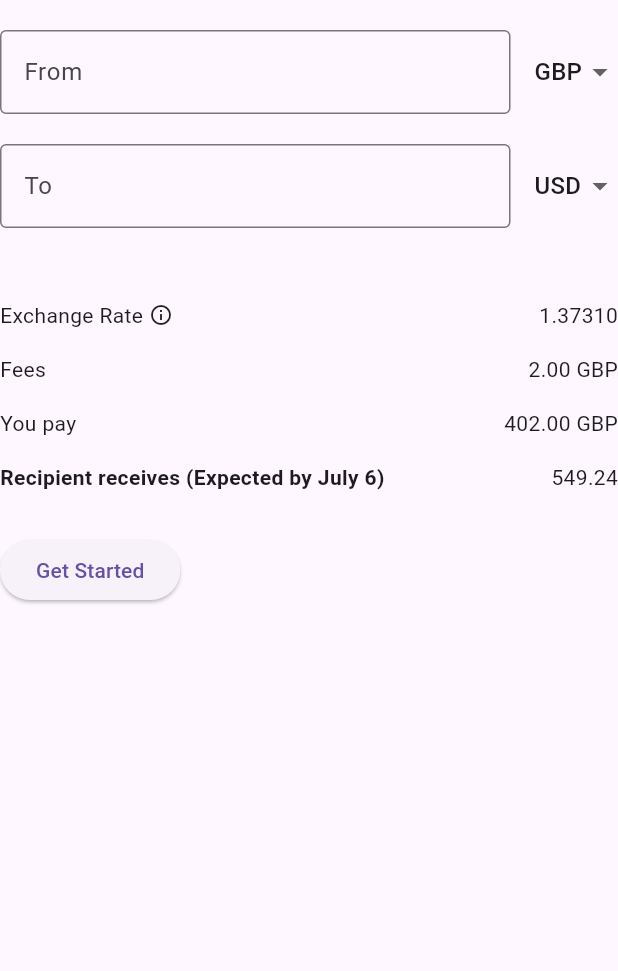
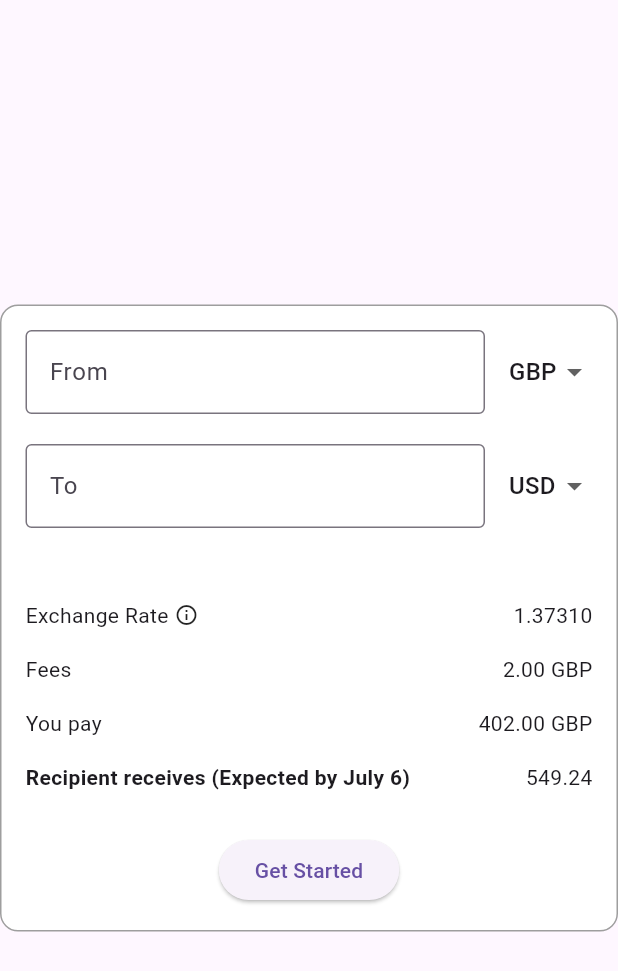
Before and after one commit to Onijinxbukami/moneyExchangeUI, a Flutter app: the ExchangeForm widget shown alone on an empty page, opened directly, on a phone screen of 412 x 824 dp. Shown: the top 971 px of the screen. Run offline on Flutter 3.47's test engine with Material 3 defaults, Android fonts, the phone set to English and light mode, and no system bars; our stand-ins replace font_awesome_flutter; missing offline and left inert: dart:js.

Commit message:
map in progress

```diff
--- a/lib/features/home_page/home_page.dart
+++ b/lib/features/home_page/home_page.dart
@@ -2,11 +2,9 @@
 import 'package:flutter_application_1/app/routes.dart';
 import 'package:flutter_application_1/features/home_page/screens/charts_screen.dart';
 import 'package:flutter_application_1/features/user_profile/selectionButton.dart';
-import 'package:flutter_application_1/features/user_profile/screens/notification_setting_screen.dart';
-import 'package:flutter_application_1/features/user_profile/screens/security_settings_screen.dart';
-import 'package:flutter_application_1/features/user_profile/screens/payment_settings_screen.dart';
 import 'package:flutter_application_1/features/home_page/screens/exchang_screen.dart';
 import 'package:flutter_application_1/features/home_page/screens/send_screen.dart';
+import 'package:flutter_application_1/features/home_page/screens/location_screen.dart';
 
 
 
@@ -166,7 +164,7 @@
         if (selectedButton == 'Convert') ExchangeForm(),
         if (selectedButton == 'Send')   SendMoneyForm(),
         if (selectedButton == 'Charts') ChartForm(),
-        if (selectedButton == 'Near me') const NotificationSetting(),
+        if (selectedButton == 'Near me') LocationForm(),
         const SizedBox(height: 40), // Khoảng cách dưới cùng
       ],
     ),
--- a/lib/features/home_page/screens/charts_screen.dart
+++ b/lib/features/home_page/screens/charts_screen.dart
@@ -113,7 +113,7 @@
       children: const [
         Text(
           "GBP to USD Chart",
-          style: TextStyle(fontSize: 18, fontWeight: FontWeight.bold, color: Colors.blue),
+          style: TextStyle(fontSize: 18, fontWeight: FontWeight.w500, color: Colors.black),
         ),
         SizedBox(height: 4),
         Text(
@@ -124,14 +124,14 @@
     );
   }
 
-  // Right section with exchange rate and timestamp
+
   Widget _buildTopRight() {
     return Column(
       crossAxisAlignment: CrossAxisAlignment.end,
       children: const [
         Text(
           "1 GBP = 1.37684 USD",
-          style: TextStyle(fontSize: 14, fontWeight: FontWeight.bold, color: Colors.blue),
+          style: TextStyle(fontSize: 14, fontWeight: FontWeight.w500, color: Colors.black),
         ),
         SizedBox(height: 4),
         Text(
--- a/lib/features/home_page/screens/exchang_screen.dart
+++ b/lib/features/home_page/screens/exchang_screen.dart
@@ -13,10 +13,18 @@
 
   @override
   Widget build(BuildContext context) {
-    return Column(
+    return Center(
+      child: Container(
+        padding: const EdgeInsets.all(16),
+        decoration: BoxDecoration(
+          border: Border.all(color: Colors.grey, width: 1), // Thêm border
+          borderRadius: BorderRadius.circular(12),          // Bo góc cho border
+          color: Colors.white,                              // Màu nền cho container
+        ),
+        child: Column(
           crossAxisAlignment: CrossAxisAlignment.start,
+          mainAxisSize: MainAxisSize.min,
           children: [
-        const SizedBox(height: 20),
             _buildInputSection("From", fromCurrency, (value) {
               setState(() {
                 fromCurrency = value!;
@@ -31,16 +39,20 @@
             const SizedBox(height: 40),
             _buildExchangeInfo(), // Hiển thị thông tin Exchange
             const SizedBox(height: 20),
-        ElevatedButton(
+            Center(
+              child:             ElevatedButton(
               onPressed: () {
-            // Hành động khi nhấn nút "Get Started"
+
                 ScaffoldMessenger.of(context).showSnackBar(
                   const SnackBar(content: Text("Get Started Pressed!")),
                 );
               },
               child: const Text("Get Started"),
             ),
+            )
           ],
+        ),
+      ),
     );
   }
 
@@ -50,17 +62,12 @@
       crossAxisAlignment: CrossAxisAlignment.center,
       children: [
         Expanded(
-          child: Column(
-            crossAxisAlignment: CrossAxisAlignment.start,
-            children: [
-              TextField(
+          child: TextField(
             keyboardType: TextInputType.number,
             decoration: InputDecoration(
               labelText: label,
               border: const OutlineInputBorder(),
             ),
-              ),
-            ],
           ),
         ),
         const SizedBox(width: 16),
--- a/pubspec.yaml
+++ b/pubspec.yaml
@@ -30,6 +30,7 @@
 dependencies:
   flutter:
     sdk: flutter
+  google_maps_flutter: ^2.2.0
 
   # The following adds the Cupertino Icons font to your application.
   # Use with the CupertinoIcons class for iOS style icons.
```
Also changed, not shown: lib/features/home_page/screens/location_screen.dart (+63 -0 lines), lib/features/home_page/screens/send_screen.dart (+19 -6 lines), pubspec.lock. Lines whose indentation alone changed are shown as unchanged.
